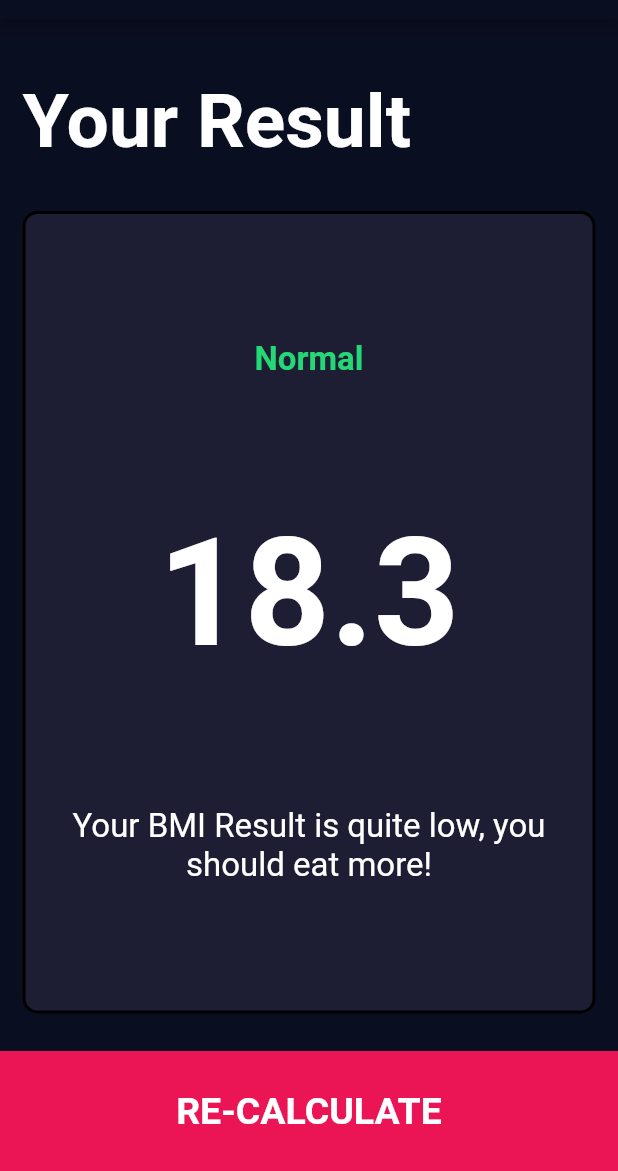
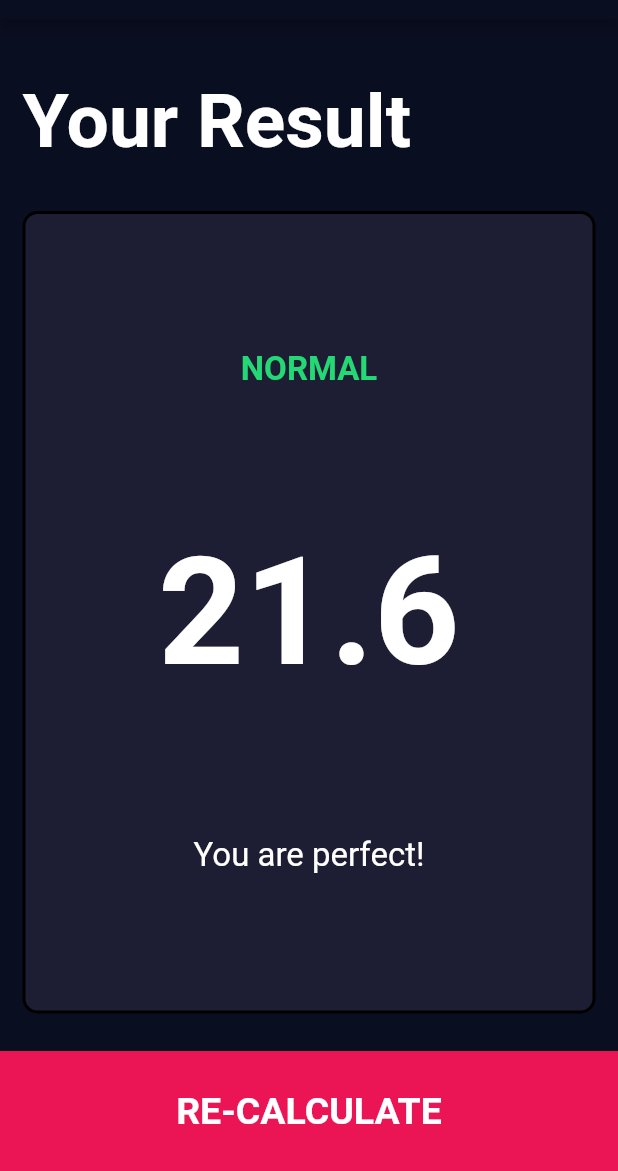
Before and after one commit to rawnakchourasia/bmi_calculator_flutter, a Flutter app: the screen it shows after launch, after a tap on "Calculate", on a phone screen of 412 x 824 dp, the part 65-1236 px from its top. Run offline on Flutter 3.47's test engine with Material 2 defaults, Android fonts, the phone set to English and light mode, and no system bars; our stand-ins replace font_awesome_flutter.

Commit message:
calculatorBrain class and functionalities added

```diff
--- /dev/null
+++ b/lib/calculator_brain.dart
@@ -0,0 +1,35 @@
+import 'dart:math';
+
+class CalculatorBrain {
+  final int height;
+  final int weight;
+
+  CalculatorBrain({required this.height, required this.weight});
+
+  double? _bmi;
+
+  String calculateBMI() {
+    _bmi = weight / pow(height / 100, 2);
+    return _bmi!.toStringAsFixed(1);
+  }
+
+  String getResult() {
+    if (_bmi! >= 25) {
+      return 'Overweight';
+    } else if (_bmi! >= 18.5) {
+      return 'Normal';
+    } else {
+      return 'Underweight';
+    }
+  }
+
+  String getInterpretation() {
+    if (_bmi! >= 25) {
+      return 'Your BMI Result is quite high, you should eat less!';
+    } else if (_bmi! >= 18.5) {
+      return 'You are perfect!';
+    } else {
+      return 'Your BMI Result is quite low, you should eat more!';
+    }
+  }
+}
--- a/lib/constants.dart
+++ b/lib/constants.dart
@@ -7,7 +7,7 @@ const Color kInactiveCardColor = Color(0xff111328);
 const Color kBottomContainerColor = Color(0xffeb1555);
 
 const kLabelTextStyle = TextStyle(fontSize: 18, color: Color(0xff8d8e9f));
-const kNumberTextStyle = TextStyle(fontSize: 50, fontWeight: FontWeight.w900);
+const kNumberTextStyle = TextStyle(fontSize: 40, fontWeight: FontWeight.w900);
 const kLargeButtonTextStyle =
     TextStyle(fontSize: 25, fontWeight: FontWeight.bold);
 const kTitleTextStyle = TextStyle(fontSize: 50, fontWeight: FontWeight.bold);
--- a/lib/screens/input_page.dart
+++ b/lib/screens/input_page.dart
@@ -6,6 +6,7 @@ import '../widgets/reusable_card.dart';
 import 'results_page.dart';
 import '../constants.dart';
 import '../widgets/round_icon_button.dart';
+import 'package:bmi_calculator_flutter/calculator_brain.dart';
 
 enum Gender { male, female }
 
@@ -132,6 +133,7 @@ class _InputPageState extends State<InputPage> {
                   child: ReusableCard(
                     colour: kActiveCardColor,
                     cardChild: Column(
+                      mainAxisAlignment: MainAxisAlignment.center,
                       children: [
                         const Text('WEIGHT', style: kLabelTextStyle),
                         Text(
@@ -168,6 +170,7 @@ class _InputPageState extends State<InputPage> {
                   child: ReusableCard(
                     colour: kActiveCardColor,
                     cardChild: Column(
+                      mainAxisAlignment: MainAxisAlignment.center,
                       children: [
                         const Text('AGE', style: kLabelTextStyle),
                         Text(
@@ -205,8 +208,15 @@ class _InputPageState extends State<InputPage> {
           ),
           bottomButton(
             onTap: () {
-              Navigator.push(context,
-                  MaterialPageRoute(builder: (context) => const ResultsPage()));
+              CalculatorBrain calc =
+                  CalculatorBrain(height: height, weight: weight);
+              Navigator.push(
+                  context,
+                  MaterialPageRoute(
+                      builder: (context) => ResultsPage(
+                          bmiResult: calc.calculateBMI(),
+                          resultText: calc.getResult(),
+                          interpretation: calc.getInterpretation())));
             },
             text: 'Calculate',
           ),
--- a/lib/screens/results_page.dart
+++ b/lib/screens/results_page.dart
@@ -4,7 +4,15 @@ import 'package:flutter/material.dart';
 import '../widgets/bottom_button.dart';
 
 class ResultsPage extends StatelessWidget {
-  const ResultsPage({super.key});
+  const ResultsPage(
+      {super.key,
+      required this.bmiResult,
+      required this.resultText,
+      required this.interpretation});
+
+  final String bmiResult;
+  final String resultText;
+  final String interpretation;
 
   @override
   Widget build(BuildContext context) {
@@ -34,17 +42,17 @@ class ResultsPage extends StatelessWidget {
               cardChild: Column(
                 mainAxisAlignment: MainAxisAlignment.spaceEvenly,
                 crossAxisAlignment: CrossAxisAlignment.center,
-                children: const <Widget>[
+                children: <Widget>[
                   Text(
-                    'Normal',
+                    resultText.toUpperCase(),
                     style: kResultTextStyle,
                   ),
                   Text(
-                    '18.3',
+                    bmiResult,
                     style: kBMITextStyle,
                   ),
                   Text(
-                    'Your BMI Result is quite low, you should eat more!',
+                    interpretation,
                     style: kBodyTextStyle,
                     textAlign: TextAlign.center,
                   )
--- a/lib/widgets/round_icon_button.dart
+++ b/lib/widgets/round_icon_button.dart
@@ -12,7 +12,7 @@ class RoundIconButton extends StatelessWidget {
     return RawMaterialButton(
       onPressed: onPressed,
       elevation: 6,
-      constraints: const BoxConstraints.tightFor(width: 50, height: 50),
+      constraints: const BoxConstraints.tightFor(width: 40, height: 40),
       shape: const CircleBorder(),
       fillColor: const Color(0XFF4C4F5E),
       child: Icon(icon),
```
